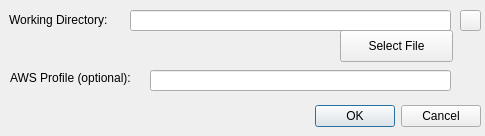
azavea/raster-vision-qgis, file config_dialog_base.ui: the form before one commit.
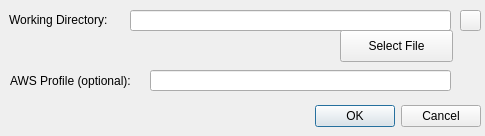
The form after the commit. Icons and pictures are not drawn.

Commit message: Fixes to profiles and predict dialogs

What changed in the file:
```diff
--- a/config_dialog_base.ui
+++ b/config_dialog_base.ui
@@ -71,7 +71,7 @@
      <x>10</x>
      <y>70</y>
      <width>141</width>
-     <height>16</height>
+     <height>21</height>
     </rect>
    </property>
    <property name="text">
```
The commit also changes 4 other files.
